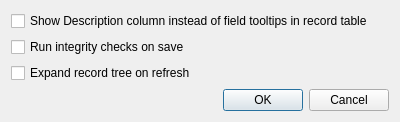
First picture: the form in Source/Tome/Features/Settings/View/usersettingswindow.ui, repository npruehs/tome-editor, before the edit.
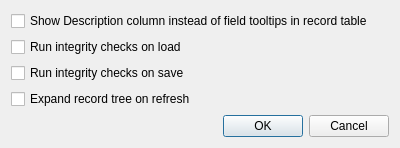
Second picture: the form after the edit.

Commit message: ADDED: Settings - Running integrity checks on load.

What changed in the file:
```diff
--- a/Source/Tome/Features/Settings/View/usersettingswindow.ui
+++ b/Source/Tome/Features/Settings/View/usersettingswindow.ui
@@ -7,7 +7,7 @@
     <x>0</x>
     <y>0</y>
     <width>400</width>
-    <height>110</height>
+    <height>133</height>
    </rect>
   </property>
   <property name="windowTitle">
@@ -21,6 +21,13 @@
      </property>
     </widget>
    </item>
+   <item>
+    <widget class="QCheckBox" name="checkBoxRunIntegrityChecksOnLoad">
+     <property name="text">
+      <string>Run integrity checks on load</string>
+     </property>
+    </widget>
+   </item>
    <item>
     <widget class="QCheckBox" name="checkBoxRunIntegrityChecksOnSave">
      <property name="text">
```
The commit also changes 5 other files.
